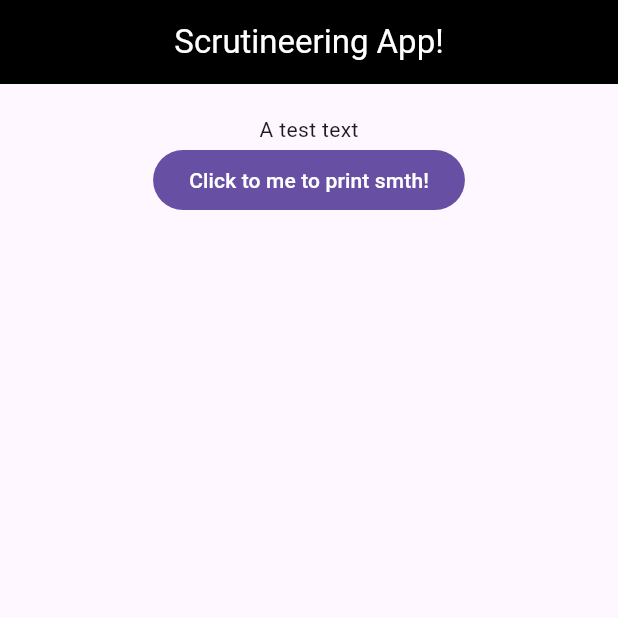
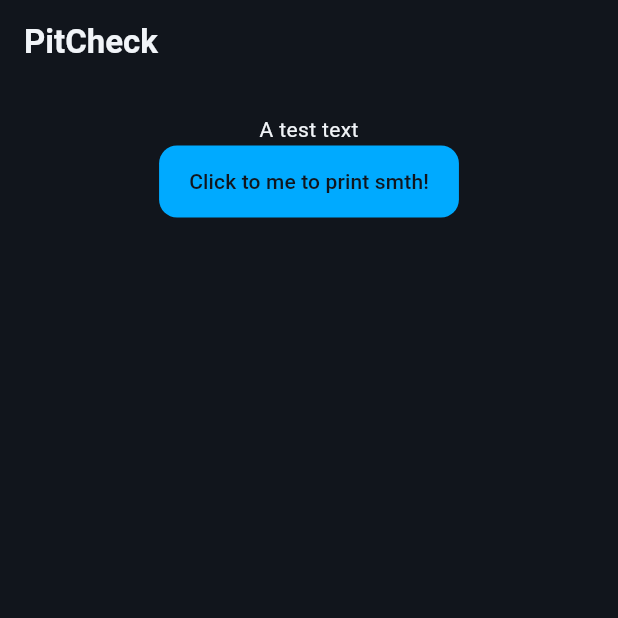
Before and after one commit to VadymNovoselskyi/PitCheck, a Flutter app: the screen it shows after launch, on a phone screen of 412 x 824 dp, the top half of it. Run offline on Flutter 3.47's test engine with Material 3 defaults, Android fonts, the phone set to English and light mode, and no system bars.

Commit message:
Add theme file to have better styling out of the box

```diff
--- a/lib/main.dart
+++ b/lib/main.dart
@@ -1,30 +1,27 @@
 import 'package:flutter/material.dart';
+
+import 'theme.dart';
 
 void main() {
   runApp(const ScrutApp());
 }
 
 class ScrutApp extends StatelessWidget {
-  const new({super.key});
+  const ScrutApp({super.key});
 
   @override
   Widget build(BuildContext context) {
-    return MaterialApp(title: "Scrutineering App", home: Home());
+    return MaterialApp(title: 'PitCheck', theme: appTheme, home: const Home());
   }
 }
 
 class Home extends StatelessWidget {
-  const new({super.key});
+  const Home({super.key});
 
   @override
   Widget build(BuildContext context) {
     return Scaffold(
-      appBar: AppBar(
-        title: const Text("Scrutineering App!"),
-        centerTitle: true,
-        backgroundColor: Colors.black,
-        foregroundColor: Colors.white,
-      ),
+      appBar: AppBar(title: const Text('PitCheck')),
       body: Center(
         child: Padding(
           padding: const EdgeInsets.all(20.0),
--- /dev/null
+++ b/lib/theme.dart
@@ -0,0 +1,79 @@
+import 'package:flutter/material.dart';
+
+class AppColors {
+  static const Color background = Color(0xFF11151C);
+  static const Color card = Color(0xFF1D232D);
+  static const Color primary = Color(0xFF00AAFF);
+  static const Color accent = Color(0xFFFF4800);
+  static const Color text = Color(0xFFF1F4F8);
+  static const Color secondaryText = Color(0xFFB5BFCE);
+}
+
+const _roundedShape = RoundedRectangleBorder(
+  borderRadius: BorderRadius.all(Radius.circular(12)),
+);
+
+final appTheme = ThemeData(
+  useMaterial3: true,
+  colorScheme:
+      ColorScheme.fromSeed(
+        seedColor: AppColors.primary,
+        brightness: Brightness.dark,
+      ).copyWith(
+        primary: AppColors.primary,
+        onPrimary: AppColors.background,
+        secondary: AppColors.accent,
+        onSecondary: AppColors.background,
+        surface: AppColors.background,
+        onSurface: AppColors.text,
+        onSurfaceVariant: AppColors.secondaryText,
+        surfaceContainerLow: AppColors.card,
+      ),
+  scaffoldBackgroundColor: AppColors.background,
+  textTheme: const TextTheme(
+    titleLarge: TextStyle(fontSize: 22, fontWeight: FontWeight.w700),
+    titleMedium: TextStyle(fontSize: 16, fontWeight: FontWeight.w600),
+    bodyLarge: TextStyle(fontSize: 16, height: 1.5),
+    bodyMedium: TextStyle(fontSize: 14, height: 1.5),
+  ),
+  appBarTheme: const AppBarTheme(
+    backgroundColor: AppColors.background,
+    foregroundColor: AppColors.text,
+    elevation: 0,
+    scrolledUnderElevation: 0,
+    centerTitle: false,
+    titleTextStyle: TextStyle(
+      color: AppColors.text,
+      fontSize: 22,
+      fontWeight: FontWeight.w700,
+    ),
+  ),
+  cardTheme: const CardThemeData(
+    color: AppColors.card,
+    elevation: 0,
+    shape: _roundedShape,
+  ),
+  filledButtonTheme: FilledButtonThemeData(
+    style: FilledButton.styleFrom(
+      minimumSize: const Size(48, 48),
+      padding: const EdgeInsets.symmetric(horizontal: 20, vertical: 12),
+      shape: _roundedShape,
+    ),
+  ),
+  outlinedButtonTheme: OutlinedButtonThemeData(
+    style: OutlinedButton.styleFrom(
+      minimumSize: const Size(48, 48),
+      padding: const EdgeInsets.symmetric(horizontal: 20, vertical: 12),
+      shape: _roundedShape,
+    ),
+  ),
+  inputDecorationTheme: const InputDecorationTheme(
+    filled: true,
+    fillColor: AppColors.card,
+    contentPadding: EdgeInsets.symmetric(horizontal: 16, vertical: 14),
+    border: OutlineInputBorder(
+      borderRadius: BorderRadius.all(Radius.circular(12)),
+    ),
+    hintStyle: TextStyle(color: AppColors.secondaryText),
+  ),
+);
```
